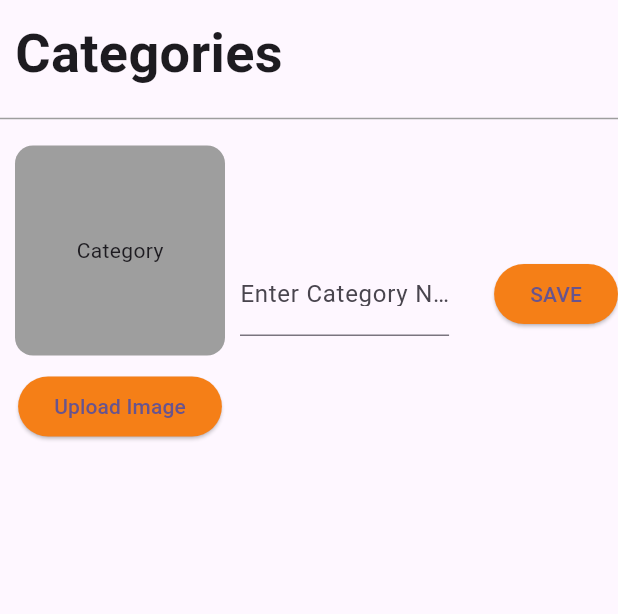
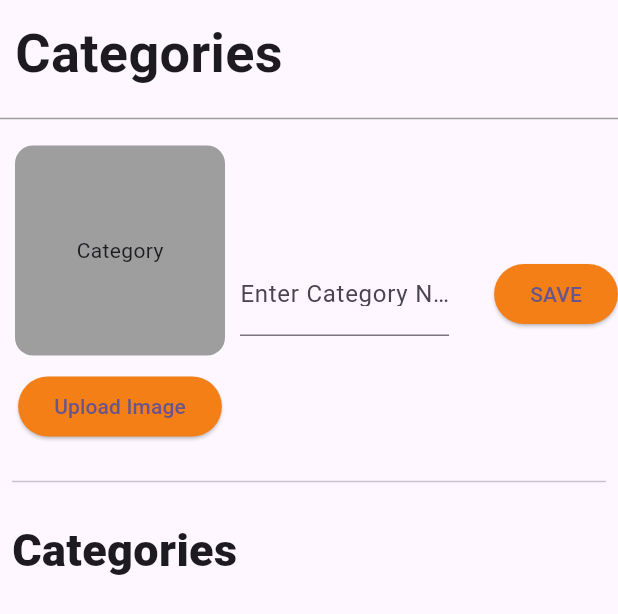
Before and after one commit to Kashifbacha89/multi_vendor_app_admin_panel, a Flutter app: the CategoriesScreen widget shown alone on an empty page, opened directly, on a phone screen of 412 x 824 dp. Shown: the top 614 px of the screen. Run offline on Flutter 3.47's test engine with Material 2 defaults, Android fonts, the light colour scheme and no system bars; our stand-ins replace cloud_firestore, file_picker, firebase_core, firebase_storage, flutter_easyloading, image_picker; missing offline and left inert: flutter_admin_scaffold; accounts and stored records are empty.

Commit message:
update category screen

```diff
--- a/lib/views/screens/side_bar_screens/categories_screen.dart
+++ b/lib/views/screens/side_bar_screens/categories_screen.dart
@@ -7,6 +7,7 @@ import 'package:flutter/foundation.dart';
 import 'package:flutter/material.dart';
 import 'package:flutter_easyloading/flutter_easyloading.dart';
 import 'package:image_picker/image_picker.dart';
+import 'package:multi_vendor_app_admin_panel/views/screens/side_bar_screens/widgets/category_widget.dart';
 import 'package:uuid/uuid.dart';
 class CategoriesScreen extends StatefulWidget {
   static const String routeName='/CategoriesScreen';
@@ -77,6 +78,7 @@ class _CategoriesScreenState extends State<CategoriesScreen> {
             EasyLoading.dismiss();
             setState(() {
               _image=null;
+              _fomKey.currentState!.reset();
             });
 
           });
@@ -166,13 +168,26 @@ class _CategoriesScreenState extends State<CategoriesScreen> {
                 ),
                 ElevatedButton(
                     style:
-                    ElevatedButton.styleFrom(primary: Colors.yellow.shade900),
+                    ElevatedButton.styleFrom(backgroundColor: Colors.yellow.shade900),
                     onPressed: () {
                       uploadCategory();
                     },
                     child: Text('SAVE')),
               ],
-            )
+            ),
+            Padding(
+              padding: const EdgeInsets.all(8.0),
+              child: const Divider(),
+            ),
+            Padding(
+              padding: const EdgeInsets.all(8.0),
+              child: Container(
+                alignment: Alignment.centerLeft,
+                child: Text('Categories',style: TextStyle(fontWeight: FontWeight.w800,fontSize: 30),),
+              ),
+            ),
+            CategoryWidget(),
+
           ],
         ),
       ),
--- /dev/null
+++ b/lib/views/screens/side_bar_screens/widgets/category_widget.dart
@@ -0,0 +1,46 @@
+import 'package:cloud_firestore/cloud_firestore.dart';
+import 'package:flutter/material.dart';
+
+class CategoryWidget extends StatelessWidget {
+  const CategoryWidget({Key? key}) : super(key: key);
+
+  @override
+  Widget build(BuildContext context) {
+    final Stream<QuerySnapshot> _categoriesStream =
+        FirebaseFirestore.instance.collection('Categories').snapshots();
+    return StreamBuilder<QuerySnapshot>(
+        stream: _categoriesStream,
+        builder: (BuildContext context, AsyncSnapshot<QuerySnapshot> snapshot) {
+          if (snapshot.hasError) {
+            return Text('something went wrong');
+          }
+          if (snapshot.connectionState == ConnectionState.waiting) {
+            return Center(
+              child: CircularProgressIndicator(
+                color: Colors.cyan,
+              ),
+            );
+          }
+          return GridView.builder(
+            shrinkWrap: true,
+            itemCount: snapshot.data!.size,
+              gridDelegate: SliverGridDelegateWithFixedCrossAxisCount(
+                  crossAxisCount: 6, crossAxisSpacing: 8, mainAxisSpacing: 8),
+              itemBuilder: (context, index) {
+              final categoryData=snapshot.data!.docs[index];
+              return Column(
+                children: [
+                  SizedBox(
+                    height: 100,
+                    width: 100,
+                    child: Image.network(categoryData['image']),
+                  ),
+                  Text(categoryData['category name'])
+                ],
+              );
+
+
+              });
+        });
+  }
+}
```
